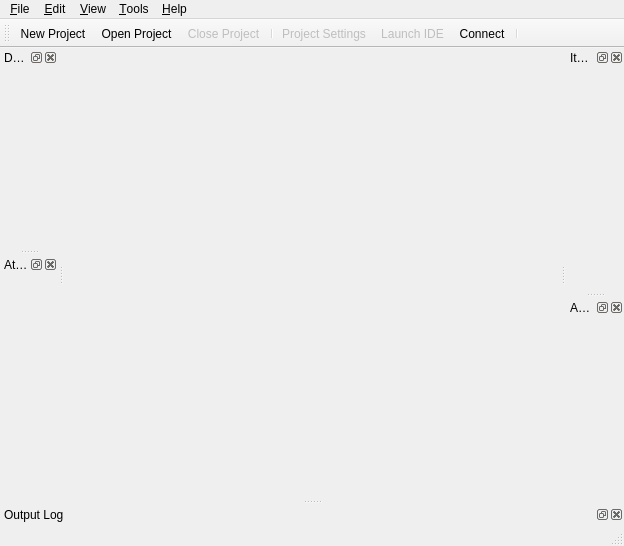
Qt form Harmony/src/Editor/MainWindow.ui (GameOverture/HarmonyEngine) before a commit.
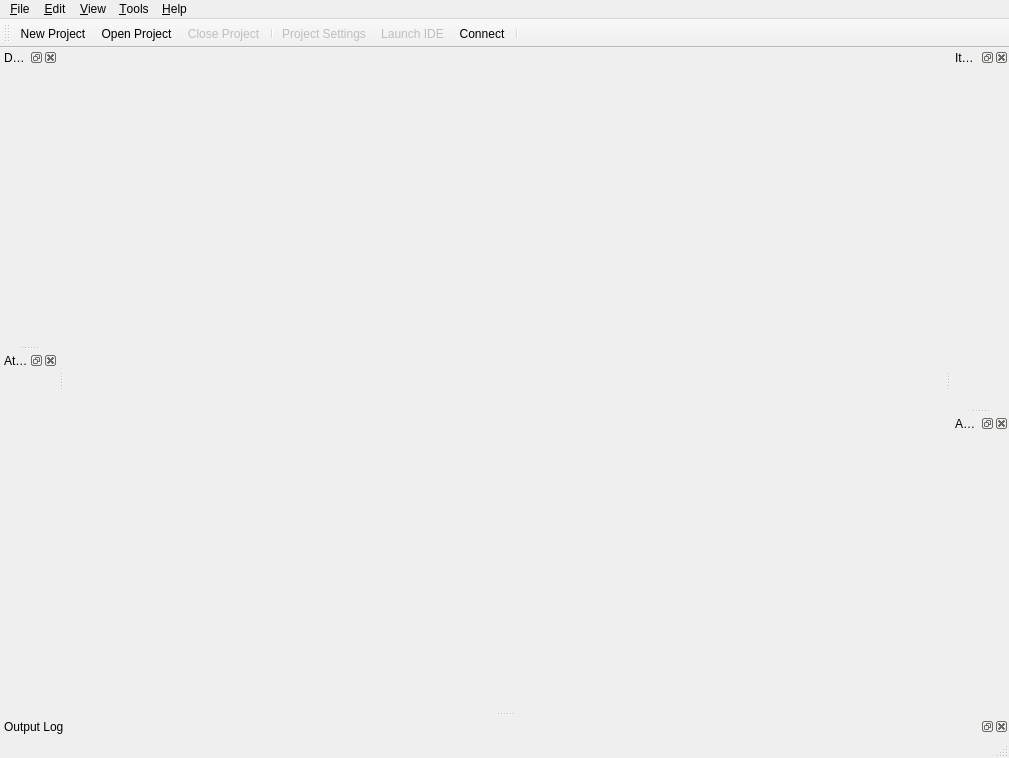
The same form after that commit. Icons and pictures are not drawn. Custom widgets are drawn as their Qt base class.

Patch:
```diff
--- a/Harmony/src/Editor/MainWindow.ui
+++ b/Harmony/src/Editor/MainWindow.ui
@@ -6,8 +6,8 @@
    <rect>
     <x>0</x>
     <y>0</y>
-    <width>624</width>
-    <height>546</height>
+    <width>1009</width>
+    <height>758</height>
    </rect>
   </property>
   <property name="windowTitle">
@@ -55,7 +55,7 @@
     <rect>
      <x>0</x>
      <y>0</y>
-     <width>624</width>
+     <width>1009</width>
      <height>21</height>
     </rect>
    </property>
```
